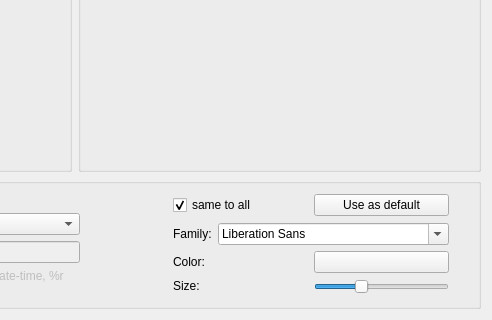
Before: the Qt Designer form utilities/assistants/printcreator/ui/advprintphotopage.ui in KDE/digikam, drawn with Qt 5; both pictures show x 343 to 835 and y 240 to 560 of the 835 by 560 pixel window.
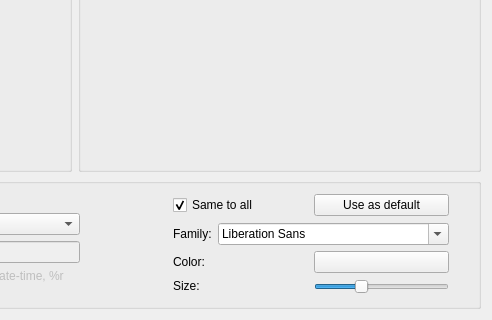
After: the same form once the commit is applied. Custom widgets are drawn as their Qt base class.

Commit message: fix crash if iface is null

```diff
--- a/utilities/assistants/printcreator/ui/advprintphotopage.ui
+++ b/utilities/assistants/printcreator/ui/advprintphotopage.ui
@@ -529,7 +529,7 @@
             <item>
              <widget class="QCheckBox" name="m_sameCaption">
               <property name="text">
-               <string>same to all</string>
+               <string>Same to all</string>
               </property>
               <property name="checked">
                <bool>true</bool>
```
The commit also changes 1 other file.
